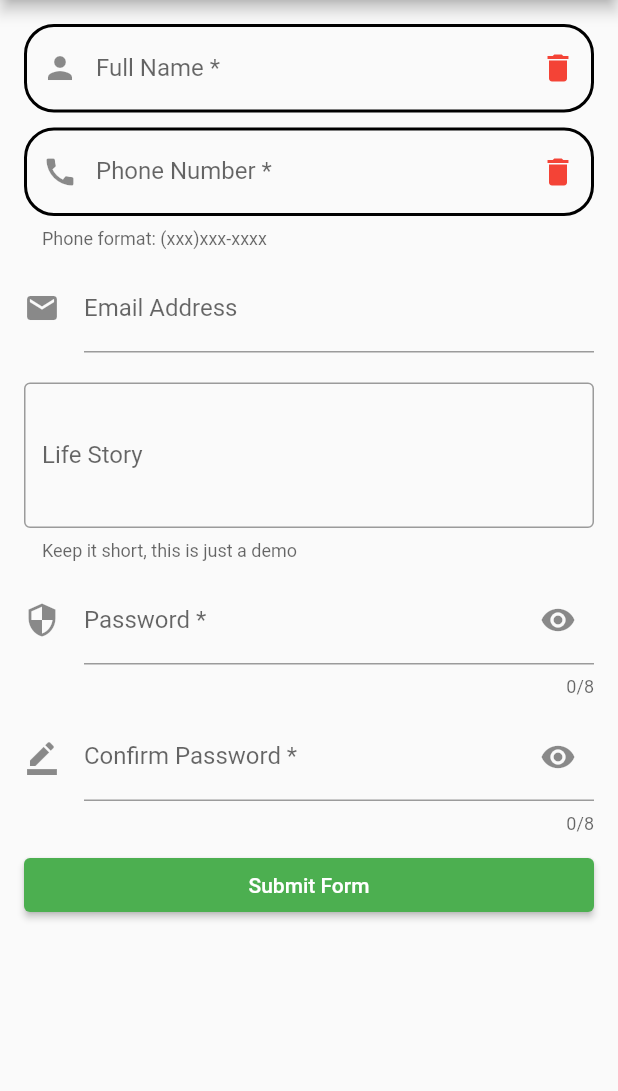
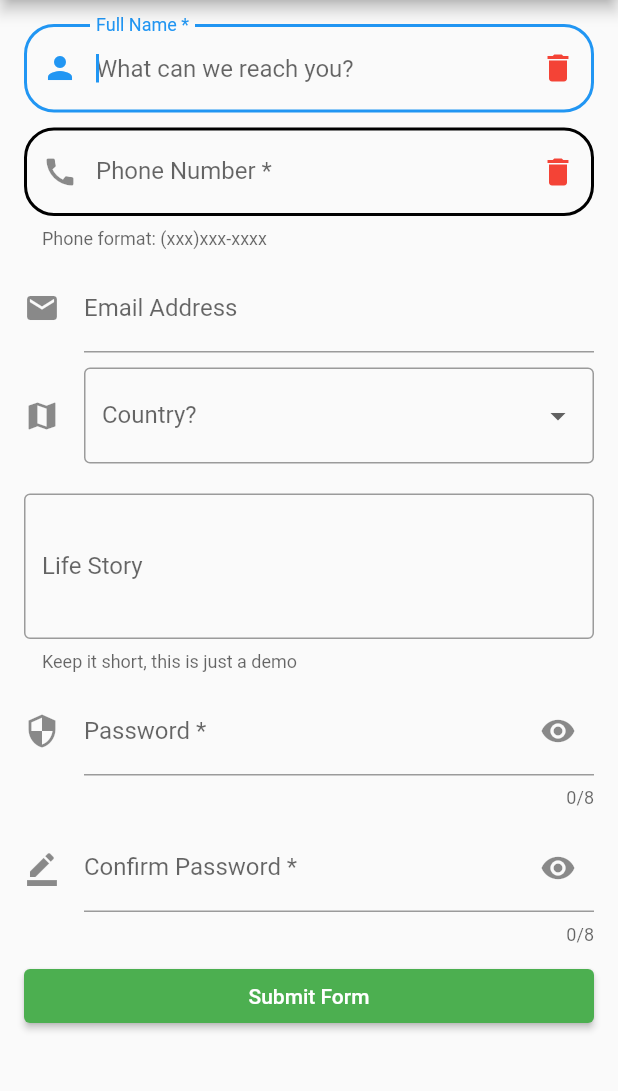
Before and after one commit to MinisamZ/android_lab7, a Flutter app: the screen it shows after launch, on a phone screen of 412 x 824 dp, the part 84-1175 px from its top. Run offline on Flutter 3.47's test engine with Material 2 defaults, Android fonts, the phone set to English and light mode, and no system bars.

Commit message:
some long work

```diff
--- a/lib/pages/register_form_page.dart
+++ b/lib/pages/register_form_page.dart
@@ -1,7 +1,5 @@
-import 'dart:ui';
-
+import 'package:flutter/services.dart';
 import 'package:flutter/material.dart';
-import 'package:flutter/services.dart';
 
 class RegisterFormPage extends StatefulWidget {
   const RegisterFormPage({Key? key}) : super(key: key);
@@ -13,12 +11,20 @@ class RegisterFormPage extends StatefulWidget {
 class _RegisterFormPageState extends State<RegisterFormPage> {
   bool _hidePassword = true;
 
+  final _formKey = GlobalKey<FormState>();
   final _nameController = TextEditingController();
   final _phoneController = TextEditingController();
   final _emailController = TextEditingController();
   final _storyController = TextEditingController();
   final _passController = TextEditingController();
   final _confPassController = TextEditingController();
+
+  List<String> _countries = ['Kazakstan', 'Russian', 'Germany', 'France'];
+  late String _selectedCountry = "";
+
+  final _nameFocus = FocusNode();
+  final _phoneFocus = FocusNode();
+  final _passFocus = FocusNode();
 
   @override
   void dispose() {
@@ -29,7 +35,16 @@ class _RegisterFormPageState extends State<RegisterFormPage> {
     _storyController.dispose();
     _passController.dispose();
     _confPassController.dispose();
+    _nameFocus.dispose();
+    _phoneFocus.dispose();
+    _passFocus.dispose();
     super.dispose();
+  }
+
+  void _fieldFocusChange(
+      BuildContext context, FocusNode currentFocus, FocusNode nextFocus) {
+    currentFocus.unfocus();
+    FocusScope.of(context).requestFocus(nextFocus);
   }
 
   @override
@@ -40,19 +55,29 @@ class _RegisterFormPageState extends State<RegisterFormPage> {
         centerTitle: true,
       ),
       body: Form(
+        key: _formKey,
         child: ListView(
           padding: EdgeInsets.all(16.0),
           children: [
-            TextField(
+            TextFormField(
+              focusNode: _nameFocus,
+              autofocus: true,
+              onFieldSubmitted: (_) {
+                _fieldFocusChange(context, _nameFocus, _phoneFocus);
+              },
               controller: _nameController,
               decoration: InputDecoration(
                 labelText: "Full Name *",
                 hintText: 'What can we reach you?',
                 prefixIcon: Icon(Icons.person),
-                suffixIcon: Icon(
+                suffixIcon: GestureDetector(
+                    onTap: (){
+                      _nameController.clear();
+                    },
+                    child: Icon(
                       Icons.delete,
                       color: Colors.red,
-                ),
+                    )),
                 enabledBorder: OutlineInputBorder(
                     borderRadius: BorderRadius.all(Radius.circular(20)),
                     borderSide: BorderSide(color: Colors.black, width: 2.0)),
@@ -61,19 +86,29 @@ class _RegisterFormPageState extends State<RegisterFormPage> {
                     borderSide: BorderSide(color: Colors.blue, width: 2.0)),
                 // border: OutlineInputBorder(),
               ),
+              validator: (value) =>
+                  value == null || value.isEmpty ? "Name is required" : null,
             ),
             SizedBox(height: 10),
             TextFormField(
+              focusNode: _phoneFocus,
+              onFieldSubmitted: (_) {
+                _fieldFocusChange(context, _phoneFocus, _passFocus);
+              },
               controller: _phoneController,
               decoration: InputDecoration(
                 labelText: "Phone Number *",
                 hintText: 'What can we reach you?',
                 helperText: "Phone format: (xxx)xxx-xxxx",
                 prefixIcon: Icon(Icons.call),
-                suffixIcon: Icon(
+                suffixIcon: GestureDetector(
+                  onTap: (){
+                    _phoneController.clear();
+                  },
+                    child: Icon(
                   Icons.delete,
                   color: Colors.red,
-                ),
+                )),
                 enabledBorder: OutlineInputBorder(
                     borderRadius: BorderRadius.all(Radius.circular(20)),
                     borderSide: BorderSide(color: Colors.black, width: 2.0)),
@@ -96,6 +131,30 @@ class _RegisterFormPageState extends State<RegisterFormPage> {
               ),
               keyboardType: TextInputType.emailAddress,
             ),
+            SizedBox(height: 10),
+            DropdownButtonFormField(
+              decoration: InputDecoration(
+                  border: OutlineInputBorder(),
+                  icon: Icon(Icons.map),
+                  labelText: "Country?"),
+
+              items: _countries.map((country) {
+                return DropdownMenuItem(
+                  child: Text(country),
+                  value: country,
+                );
+              }).toList(),
+              onChanged: (data) {
+                print(data);
+                setState(() {
+                  _selectedCountry = data.toString();
+                });
+              },
+              value: _selectedCountry.isEmpty ? null : _selectedCountry,
+              // validator: (val){
+              //   return val== null?'Please select a country': null;
+              // },
+            ),
             SizedBox(height: 20),
             TextFormField(
               controller: _storyController,
@@ -106,9 +165,13 @@ class _RegisterFormPageState extends State<RegisterFormPage> {
                 border: OutlineInputBorder(),
               ),
               maxLines: 3,
+              inputFormatters: [
+                LengthLimitingTextInputFormatter(100),
+              ],
             ),
             SizedBox(height: 10),
             TextFormField(
+              focusNode: _passFocus,
               controller: _passController,
               obscureText: _hidePassword,
               maxLength: 8,
@@ -163,11 +226,27 @@ class _RegisterFormPageState extends State<RegisterFormPage> {
   }
 
   void _submitForm() {
+    if (_formKey.currentState!.validate()) {
+      print("fotm is valid");
       print('Name - ${_nameController.text}');
       print('Phone - ${_phoneController.text}');
       print('Email - ${_emailController.text}');
+      print('Country - ${_selectedCountry}');
       print('Story - ${_storyController.text}');
       print('Pass - ${_passController.text}');
       print('Pass conf - ${_confPassController.text} ');
     }
   }
+
+//   String? _validateName(String value) {
+//     final _nameExp = RegExp(r'^[A-Za-z ]+$');
+//     if (value.isEmpty || value == null) {
+//       return "Name is required.";
+//     }
+//     else if (!_nameExp.hasMatch(value)){
+//       return "Please enter alphabetical characters.";
+//     }
+//     else
+//       return null;
+//   }
+}
```
Lines whose indentation alone changed are shown as unchanged.
